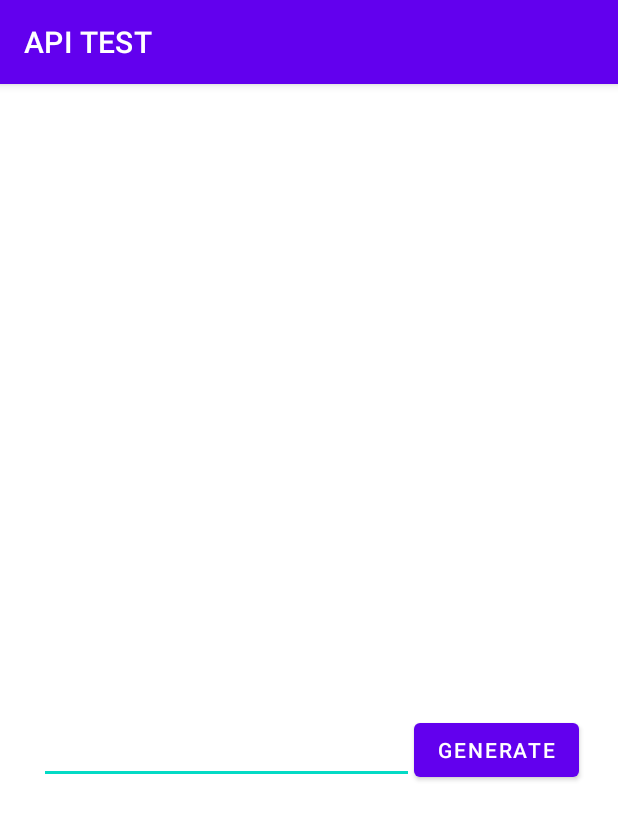
After one commit to jbarry302/ANDROID-API-GADZ, an Android app: the QrGeneratorActivity screen opened directly, with no data from a screen before it, on a phone screen of 412 x 824 dp. The commit adds this screen. Shown: the top 820 px of the screen. Run offline under Robolectric (Android 15) with nearby library versions, the phone set to English and light mode, and no system bars; libraries missing offline, so code that uses them is left out: androidmads.library.qrgenearator.

Commit message:
added qr code scanner and generator

```diff
--- /dev/null
+++ b/app/src/main/java/org/jamesdev/apitest/activities/QrGeneratorActivity.java
@@ -0,0 +1,84 @@
+package org.jamesdev.apitest.activities;
+
+import androidx.appcompat.app.AppCompatActivity;
+
+import android.graphics.Bitmap;
+import android.graphics.Point;
+import android.os.Bundle;
+import android.text.TextUtils;
+import android.util.Log;
+import android.view.Display;
+import android.view.View;
+import android.view.WindowManager;
+import android.widget.Button;
+import android.widget.EditText;
+import android.widget.ImageView;
+import android.widget.Toast;
+
+import com.google.zxing.WriterException;
+
+import org.jamesdev.apitest.R;
+
+import androidmads.library.qrgenearator.QRGContents;
+import androidmads.library.qrgenearator.QRGEncoder;
+
+public class QrGeneratorActivity extends AppCompatActivity {
+
+    ImageView qr_code;
+    EditText text_value;
+    Button generate_button;
+
+    Bitmap bitmap;
+    QRGEncoder qrgEncoder;
+
+    @Override
+    protected void onCreate(Bundle savedInstanceState) {
+        super.onCreate(savedInstanceState);
+        setContentView(R.layout.activity_qr_generator);
+
+        qr_code = (ImageView) findViewById(R.id.qr_code_imageview);
+        text_value = (EditText) findViewById(R.id.text_value);
+        generate_button = (Button) findViewById(R.id.generate_button);
+
+        generate_button.setOnClickListener(new View.OnClickListener(){
+            @Override
+            public void onClick(View v){
+                if(TextUtils.isEmpty(text_value.getText().toString())){
+                    makeToast("Text cannot be empty.");
+                } else {
+                    WindowManager manager = (WindowManager) getSystemService(WINDOW_SERVICE);
+
+                    Display display = manager.getDefaultDisplay();
+                    Point point = new Point();
+                    display.getSize(point);
+
+                    int width = point.x;
+                    int height = point.y;
+
+                    int dimen = Math.min(width, height);
+                    dimen = dimen * 3/4;
+
+                    qrgEncoder = new QRGEncoder(text_value.getText().toString(), null, QRGContents.Type.TEXT, dimen);
+                    try{
+                        bitmap = qrgEncoder.encodeAsBitmap();
+                        qr_code.setImageBitmap(bitmap);
+                    } catch (WriterException e){
+                        Log.e("Tag", e.toString());
+                    }
+
+                }
+            }
+        });
+
+
+
+    }
+
+
+    public void makeToast(String message){
+        Toast.makeText(getApplicationContext(), message, Toast.LENGTH_SHORT).show();
+    }
+
+
+
+}
--- a/app/src/main/java/org/jamesdev/apitest/Activity/ResultActivity.java
+++ b/app/src/main/java/org/jamesdev/apitest/activities/ResultActivity.java
@@ -1,4 +1,4 @@
-package org.jamesdev.apitest.Activity;
+package org.jamesdev.apitest.activities;
 
 import androidx.appcompat.app.AppCompatActivity;
 
--- a/app/src/main/java/org/jamesdev/apitest/constants/Constants.java
+++ b/app/src/main/java/org/jamesdev/apitest/constants/Constants.java
@@ -6,7 +6,7 @@ public final class Constants {
         throw new UnsupportedOperationException("do not instantiate this class!");
     }
 
-    public static final String BASE_URL     = "http://192.168.1.25/test_api/";
+    public static final String BASE_URL     = "http://192.168.1.125/test_api/";
 //    public static final String API_DIR      = BASE_URL + "test_api/";
 
 
--- /dev/null
+++ b/app/src/main/res/layout/activity_qr_generator.xml
@@ -0,0 +1,48 @@
+<?xml version="1.0" encoding="utf-8"?>
+<RelativeLayout xmlns:android="http://schemas.android.com/apk/res/android"
+    xmlns:app="http://schemas.android.com/apk/res-auto"
+    xmlns:tools="http://schemas.android.com/tools"
+    android:layout_width="match_parent"
+    android:layout_height="match_parent"
+    tools:context=".activities.QrGeneratorActivity">
+
+    <LinearLayout
+        android:layout_width="match_parent"
+        android:layout_height="match_parent"
+        android:orientation="vertical"
+        android:gravity="center_horizontal"
+        android:paddingTop="70dp">
+
+        <ImageView
+            android:id="@+id/qr_code_imageview"
+            android:layout_width="300dp"
+            android:layout_height="300dp"/>
+
+        <LinearLayout
+            android:layout_width="match_parent"
+            android:layout_height="wrap_content"
+            android:orientation="horizontal"
+            android:paddingTop="50dp"
+            android:paddingLeft="10dp"
+            android:paddingRight="10dp"
+            android:paddingBottom="10dp"
+            android:gravity="center">
+
+            <EditText
+                android:id="@+id/text_value"
+                android:layout_width="250dp"
+                android:layout_height="wrap_content"/>
+            <Button
+                android:id="@+id/generate_button"
+                android:layout_width="wrap_content"
+                android:layout_height="wrap_content"
+                android:text="Generate"/>
+
+        </LinearLayout>
+
+
+    </LinearLayout>
+
+
+
+</RelativeLayout>
--- a/app/src/main/res/layout/activity_result.xml
+++ b/app/src/main/res/layout/activity_result.xml
@@ -4,7 +4,7 @@
     xmlns:tools="http://schemas.android.com/tools"
     android:layout_width="match_parent"
     android:layout_height="match_parent"
-    tools:context=".Activity.ResultActivity">
+    tools:context=".activities.ResultActivity">
 
     <TextView
         android:id="@+id/textview_result"
```
Also changed, not shown: app/build.gradle (+14 -1 lines), app/src/main/AndroidManifest.xml (+8 -2 lines), app/src/main/java/org/jamesdev/apitest/activities/MainActivity.java (renamed from app/src/main/java/org/jamesdev/apitest/Activity/MainActivity.java, +24 -13 lines), app/src/main/java/org/jamesdev/apitest/activities/QRCodeFoundListener.java (added, +7 -0 lines), app/src/main/java/org/jamesdev/apitest/activities/QrButtonActivity.java (added, +145 -0 lines), app/src/main/java/org/jamesdev/apitest/activities/QrCodeAnalyzer.java (added, +60 -0 lines), app/src/main/res/layout/activity_main.xml (+14 -2 lines), app/src/main/res/layout/activity_qr_button.xml (added, +29 -0 lines).
